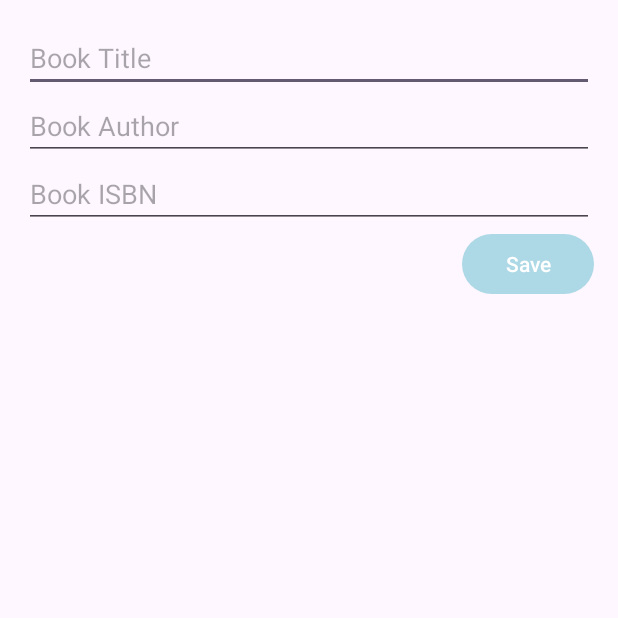
After one commit to QMC40/BiblioCat, an Android app: the EditBookActivity screen opened directly, with no data from a screen before it, on a phone screen of 412 x 824 dp, the top half of it. The commit adds this screen. Run offline under Robolectric (Android 15) with nearby library versions, the phone set to English and light mode, and no system bars.

Commit message:
basic functionality of adding a book manually and basic function of bookshelf implemented and mostly working

```diff
--- a/app/build.gradle.kts
+++ b/app/build.gradle.kts
@@ -42,6 +42,7 @@ dependencies {
     implementation("com.google.android.material:material:1.11.0")
     implementation("androidx.constraintlayout:constraintlayout:2.1.4")
     implementation("androidx.gridlayout:gridlayout:1.0.0")
+    implementation("androidx.activity:activity:1.8.2")
     testImplementation("junit:junit:4.13.2")
     androidTestImplementation("androidx.test.ext:junit:1.1.5")
     androidTestImplementation("androidx.test.espresso:espresso-core:3.5.1")
--- /dev/null
+++ b/app/src/main/java/com/example/bibliocat/EditBookActivity.kt
@@ -0,0 +1,51 @@
+package com.example.bibliocat
+import android.os.Bundle
+import android.widget.Button
+import android.widget.EditText
+import android.widget.Toast
+import androidx.appcompat.app.AppCompatActivity
+
+
+class EditBookActivity : AppCompatActivity() {
+
+    private lateinit var titleEditText: EditText
+    private lateinit var authorEditText: EditText
+    private lateinit var isbnEditText: EditText
+    private lateinit var saveButton: Button
+
+    override fun onCreate(savedInstanceState: Bundle?) {
+        super.onCreate(savedInstanceState)
+        setContentView(R.layout.activity_edit_book)
+
+        titleEditText = findViewById(R.id.titleEditText)
+        authorEditText = findViewById(R.id.authorEditText)
+        isbnEditText = findViewById(R.id.isbnEditText)
+        saveButton = findViewById(R.id.saveButton)
+
+        val bookId = intent.getIntExtra("bookId", -1)
+        if(bookId == -1) {
+            Toast.makeText(this, "Error: No book with that id in DB", Toast.LENGTH_SHORT).show()
+            return
+        }
+        val dbHelper = BookDbHelper(this)
+        val book = dbHelper.getBook(bookId)
+
+        titleEditText.setText(book.title)
+        authorEditText.setText(book.author)
+        isbnEditText.setText(book.isbn)
+
+        saveButton.setOnClickListener {
+            val updatedBook = Book(
+                id = book.id,
+                title = titleEditText.text.toString(),
+                author = authorEditText.text.toString(),
+                isbn = isbnEditText.text.toString(),
+
+                // Add other fields as needed
+            )
+            dbHelper.updateBook(updatedBook)
+            Toast.makeText(this, "Book updated", Toast.LENGTH_SHORT).show()
+            finish()
+        }
+    }
+}
--- /dev/null
+++ b/app/src/main/res/layout/activity_edit_book.xml
@@ -0,0 +1,49 @@
+<?xml version="1.0" encoding="utf-8"?>
+<ScrollView xmlns:android="http://schemas.android.com/apk/res/android"
+    xmlns:tools="http://schemas.android.com/tools"
+    android:layout_width="match_parent"
+    android:layout_height="match_parent">
+
+
+    <LinearLayout
+        android:layout_width="match_parent"
+        android:layout_height="wrap_content"
+        android:orientation="vertical"
+        android:padding="16dp">
+
+        <EditText
+            android:id="@+id/titleEditText"
+            android:layout_width="match_parent"
+            android:layout_height="wrap_content"
+            android:hint="@string/title"
+            android:inputType="text"
+            tools:ignore="Autofill" />
+
+        <EditText
+            android:id="@+id/authorEditText"
+            android:layout_width="match_parent"
+            android:layout_height="wrap_content"
+            android:hint="@string/author"
+            android:inputType="text"
+            tools:ignore="Autofill" />
+
+        <EditText
+            android:id="@+id/isbnEditText"
+            android:layout_width="match_parent"
+            android:layout_height="wrap_content"
+            android:hint="@string/isbn"
+            android:inputType="text"
+            tools:ignore="Autofill" />
+
+        <!-- Add other EditText fields as needed -->
+
+        <Button
+            android:id="@+id/saveButton"
+            android:layout_width="wrap_content"
+            android:layout_height="wrap_content"
+            android:layout_gravity="end"
+            android:text="@string/save" />
+
+    </LinearLayout>
+
+</ScrollView>
--- a/app/src/main/res/values/strings.xml
+++ b/app/src/main/res/values/strings.xml
@@ -29,6 +29,7 @@
     <string name="add_book">Add Book</string>
     <string name="delete">Delete book</string>
     <string name="edit">Edit</string>
+    <string name="save">Save</string>
     <plurals name="book_count_format">
         <item quantity="one">%1$d book in collection</item>
         <item quantity="other">%1$d books in collection</item>
```
Also changed, not shown: app/src/main/AndroidManifest.xml (+11 -5 lines), app/src/main/java/com/example/bibliocat/Book.kt (+9 -9 lines), app/src/main/java/com/example/bibliocat/BookAdapter.kt (+6 -6 lines), app/src/main/java/com/example/bibliocat/BookDbHelper.kt (+38 -0 lines), app/src/main/java/com/example/bibliocat/TestActivity.kt (added, +25 -0 lines), app/src/main/res/layout/activity_test.xml (added, +49 -0 lines).
